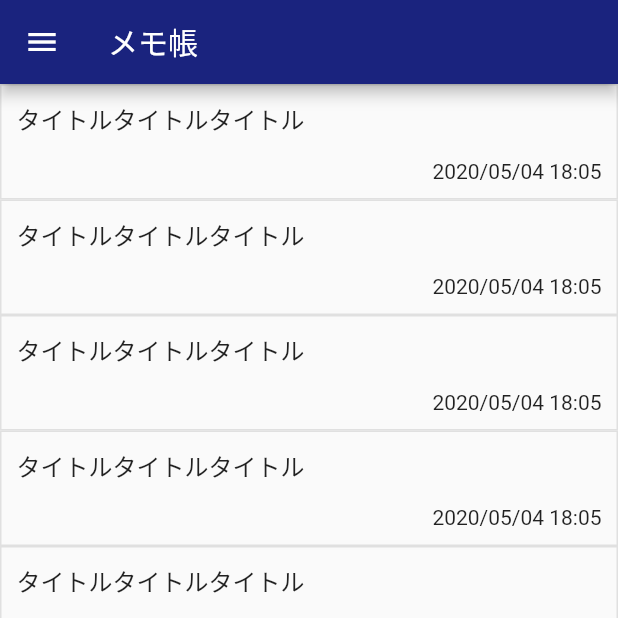
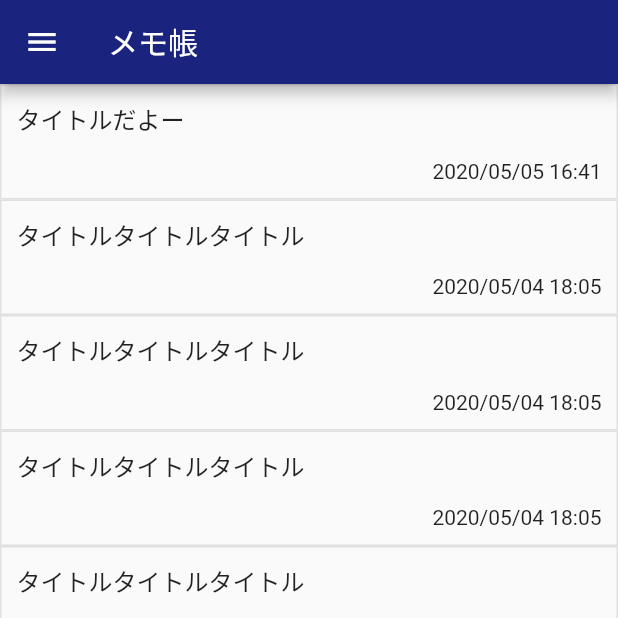
Before and after one commit to enutake/flutter_practice, a Flutter app: the screen it shows after launch, on a phone screen of 412 x 824 dp, the top half of it. Run offline on Flutter 3.47's test engine with Material 2 defaults, Android fonts, the phone set to English and light mode, and no system bars.

Commit message:
feat: 表示内容を引数でコントロールできるようにした

```diff
--- a/memo_list/memo_list/lib/main.dart
+++ b/memo_list/memo_list/lib/main.dart
@@ -66,7 +66,7 @@ class ListState extends State<MyHomePage> {
   Widget memoList() {
     return Column(
       children: <Widget>[
-        memo(),
+        memo(title: "タイトルだよー", time: "2020/05/05 16:41"),
         memo(),
         memo(),
         memo(),
@@ -84,7 +84,7 @@ class ListState extends State<MyHomePage> {
     );
   }
 
-  Widget memo() {
+  Widget memo({String title = "タイトルタイトルタイトル", String time = "2020/05/04 18:05"}) {
     return InkWell(
       onTap: (){},
       child: Container(
@@ -97,21 +97,21 @@ class ListState extends State<MyHomePage> {
         ),
         child: Column(
           children: <Widget>[
-            title(),
-            modifiedAt()
+            memoTitle(title: title),
+            modifiedAt(time: time)
           ],
         ),
       ),
     );
   }
 
-  Widget title() {
+  Widget memoTitle({String title}) {
     return Row(
       mainAxisAlignment: MainAxisAlignment.start,
       children: <Widget>[
         Text.rich(
           TextSpan(
-            text: "タイトルタイトルタイトル",
+            text: title,
             style: TextStyle(
               fontSize: 16,
             ),
@@ -121,7 +121,7 @@ class ListState extends State<MyHomePage> {
     );
   }
 
-  Widget modifiedAt() {
+  Widget modifiedAt({String time}) {
     return Container(
       padding: EdgeInsets.only(top: 15),
       child: Row(
@@ -129,7 +129,7 @@ class ListState extends State<MyHomePage> {
         children: <Widget>[
           Text.rich(
             TextSpan(
-              text: "2020/05/04 18:05",
+              text: time,
             ),
           ),
         ],
```
